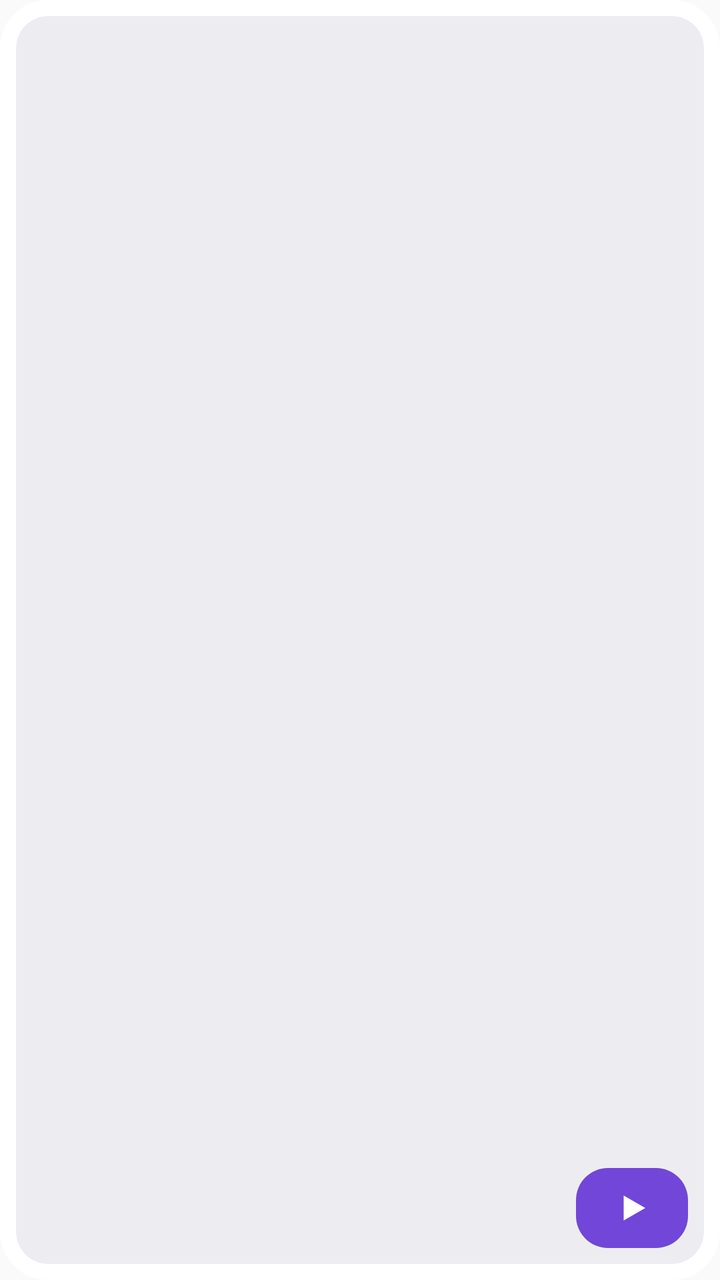
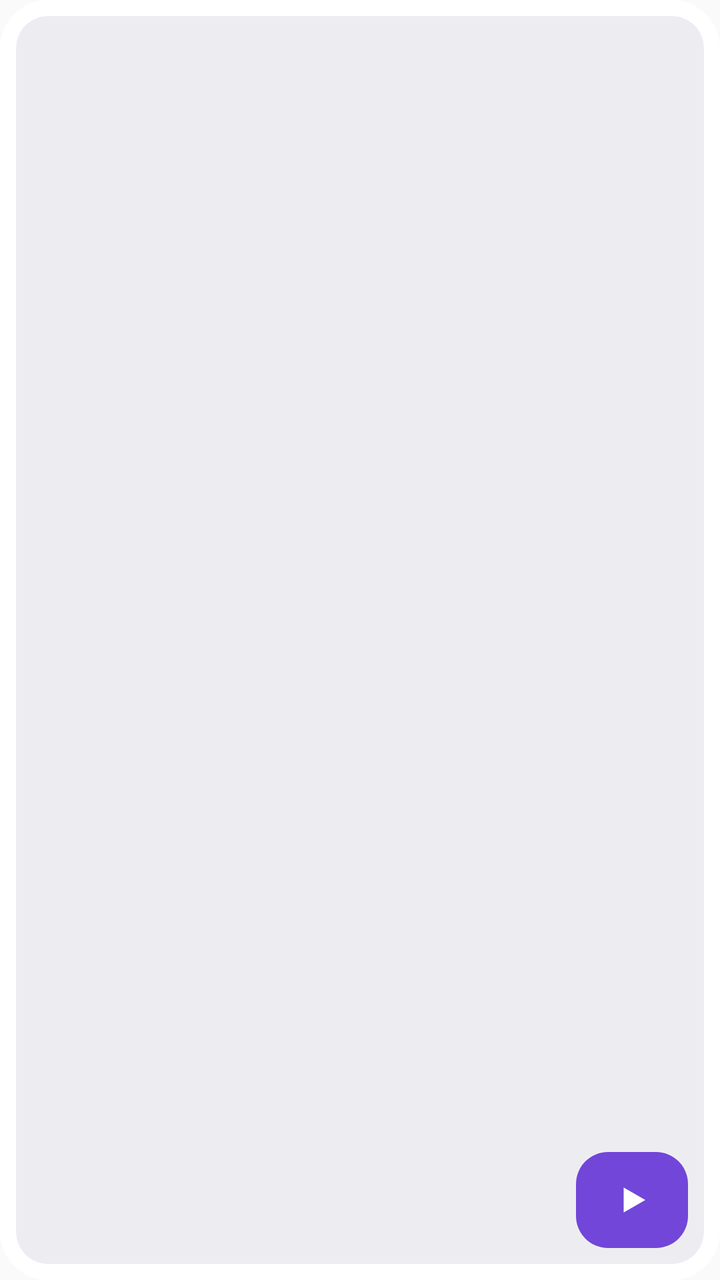

Screens rendered from an Android XML layout before and after an edit, with the pre-edit source and the edit as a unified diff.
<!-- AndroidManifest.xml: application theme Theme.Songlass -->
<!-- res/layout/widget_miuix_small.xml -->
<?xml version="1.0" encoding="utf-8"?>
<FrameLayout xmlns:android="http://schemas.android.com/apk/res/android"
    android:id="@+id/root"
    android:layout_width="match_parent"
    android:layout_height="match_parent"
    android:background="@drawable/widget_bg_miuix"
    android:padding="8dp">

    <ImageView
        android:id="@+id/cover"
        android:layout_width="match_parent"
        android:layout_height="match_parent"
        android:background="@drawable/widget_cover_miuix"
        android:clipToOutline="true"
        android:importantForAccessibility="no"
        android:scaleType="centerCrop" />

    <ImageView
        android:id="@+id/play"
        android:layout_width="56dp"
        android:layout_height="40dp"
        android:layout_gravity="bottom|end"
        android:layout_margin="8dp"
        android:background="@drawable/widget_button_miuix"
        android:contentDescription="@string/widget_play"
        android:paddingVertical="10dp"
        android:src="@drawable/widget_play"
        android:tint="@color/widget_miuix_on_accent" />
</FrameLayout>
<!-- resources referenced by this layout -->
<resources>
  <color name="widget_miuix_on_accent">#FFFFFF</color>
  <!-- drawable widget_bg_miuix (drawable) -->
  <?xml version="1.0" encoding="utf-8"?>
  <shape xmlns:android="http://schemas.android.com/apk/res/android" android:shape="rectangle">
      <corners android:radius="24dp" />
      <solid android:color="@color/widget_miuix_surface" />
  </shape>
  <!-- drawable widget_button_miuix (drawable) -->
  <?xml version="1.0" encoding="utf-8"?>
  <shape xmlns:android="http://schemas.android.com/apk/res/android" android:shape="rectangle">
      <corners android:radius="16dp" />
      <solid android:color="@color/widget_miuix_accent" />
  </shape>
  <!-- drawable widget_cover_miuix (drawable) -->
  <?xml version="1.0" encoding="utf-8"?>
  <shape xmlns:android="http://schemas.android.com/apk/res/android" android:shape="rectangle">
      <corners android:radius="16dp" />
      <solid android:color="@color/widget_miuix_fill" />
  </shape>
  <!-- drawable widget_play (drawable) -->
  <vector xmlns:android="http://schemas.android.com/apk/res/android" android:width="24dp" android:height="24dp" android:viewportWidth="24" android:viewportHeight="24">
      <path android:fillColor="#FFFFFFFF" android:pathData="M7,4.5L20,12L7,19.5Z" />
  </vector>
  <string name="widget_play">Play</string>
  <style name="Theme.Songlass" parent="@android:style/Theme.Material.Light.NoActionBar">
          <item name="android:windowSplashScreenBackground">@android:color/white</item>
          <item name="android:windowSplashScreenAnimatedIcon">@drawable/splash_icon</item>
          <item name="android:windowSplashScreenAnimationDuration">800</item>
      </style>
  <color name="widget_miuix_surface">#FFFFFF</color>
  <color name="widget_miuix_accent">#7146D8</color>
  <color name="widget_miuix_fill">#EDEDF1</color>
  <!-- drawable splash_icon: vector/xml drawable (drawable, 21024 chars, omitted) -->
</resources>

<!-- the commit's change to res/layout/widget_miuix_small.xml (unified diff, before → after) -->
@@ -18,12 +18,12 @@
     <ImageView
         android:id="@+id/play"
         android:layout_width="56dp"
-        android:layout_height="40dp"
+        android:layout_height="48dp"
         android:layout_gravity="bottom|end"
         android:layout_margin="8dp"
         android:background="@drawable/widget_button_miuix"
         android:contentDescription="@string/widget_play"
-        android:paddingVertical="10dp"
+        android:paddingVertical="14dp"
         android:src="@drawable/widget_play"
         android:tint="@color/widget_miuix_on_accent" />
 </FrameLayout>
